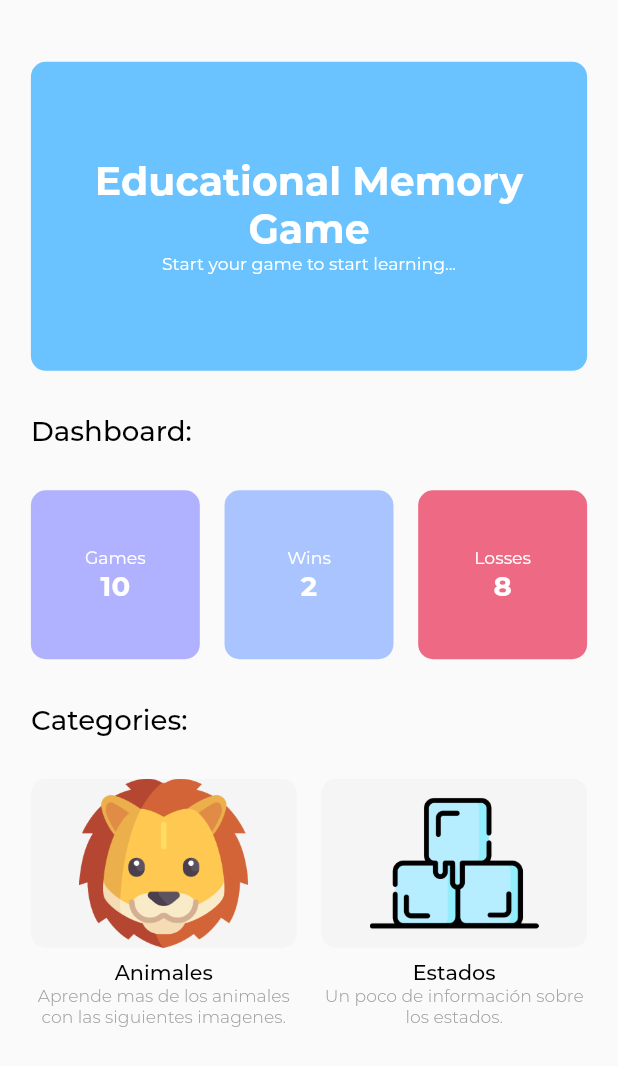
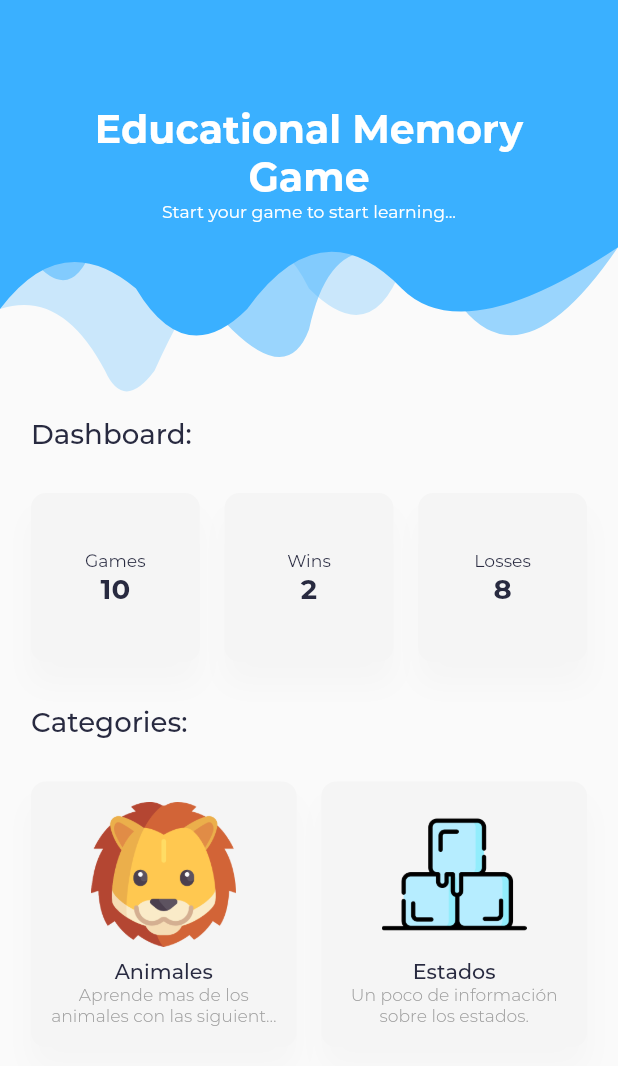
Before and after one commit to FranciscoRdz2001/memory_game_flutter_app, a Flutter app: the screen it shows after launch, on a phone screen of 412 x 824 dp. Shown: the top 1066 px of the screen. Run offline on Flutter 3.47's test engine with Material 2 defaults, Android fonts, the phone set to English and light mode, and no system bars; project files that could hold a hidden picture were left out.

Commit message:
Homepage modified

```diff
--- a/lib/src/core/utils/constants.dart
+++ b/lib/src/core/utils/constants.dart
@@ -1,8 +1,14 @@
-import 'package:flutter/painting.dart';
+import 'package:flutter/material.dart';
 
 const Color accent = Color(0xff3AB0FF);
 
-
+List<BoxShadow> shadows = [
+    BoxShadow(
+      blurRadius: 15,
+      color: Colors.grey[100]!,
+      offset: const Offset(0, 15)
+    )
+];
 
 // PATHS
 
--- a/lib/src/core/utils/styles.dart
+++ b/lib/src/core/utils/styles.dart
@@ -12,24 +12,24 @@ class TextStyles{
     );
   }
 
-  static TextStyle w700(final double size, [Color color = Colors.black])
+  static TextStyle w700(final double size, [Color color = const Color(0xff282a40)])
     => _fontBase(size, color = color).copyWith(fontWeight: FontWeight.w700);
 
-  static TextStyle w600(final double size, [Color color = Colors.black])
+  static TextStyle w600(final double size, [Color color = const Color(0xff282a40)])
     => _fontBase(size, color = color).copyWith(fontWeight: FontWeight.w600);
 
-  static TextStyle w500(final double size, [Color color = Colors.black])
+  static TextStyle w500(final double size, [Color color = const Color(0xff282a40)])
     => _fontBase(size, color = color).copyWith(fontWeight: FontWeight.w500);
 
-  static TextStyle w400(final double size, [Color color = Colors.black])
+  static TextStyle w400(final double size, [Color color = const Color(0xff282a40)])
     => _fontBase(size, color = color).copyWith(fontWeight: FontWeight.w400);
 
-  static TextStyle w300(final double size, [Color color = Colors.black])
+  static TextStyle w300(final double size, [Color color = const Color(0xff282a40)])
     => _fontBase(size, color = color).copyWith(fontWeight: FontWeight.w300);
 
-  static TextStyle w200(final double size, [Color color = Colors.black])
+  static TextStyle w200(final double size, [Color color = const Color(0xff282a40)])
     => _fontBase(size, color = color).copyWith(fontWeight: FontWeight.w200);
 
-  static TextStyle w100(final double size, [Color color = Colors.black])
+  static TextStyle w100(final double size, [Color color = const Color(0xff282a40)])
     => _fontBase(size, color = color).copyWith(fontWeight: FontWeight.w100);
 }
--- a/lib/src/presentation/views/home_page.dart
+++ b/lib/src/presentation/views/home_page.dart
@@ -1,5 +1,6 @@
 import 'package:flutter/material.dart';
 import 'package:memoram_app/src/core/utils/constants.dart';
+import 'package:memoram_app/src/presentation/widgets/header_painter.dart';
 import '../../data/models/dashboard_item_model.dart';
 import '../widgets/custom_title_header.dart';
 import '../../game_logic/game_logic.dart';
@@ -26,13 +27,13 @@ class _HomePageState extends State<HomePage> {
 
   List<DashboardItemModel> dashboardItems = const [
     DashboardItemModel(
-      title: 'Games', value: '10', bgColor: Color(0xffB1B2FF)
+      title: 'Games', value: '10', bgColor: Color(0xffe3e4fd)
     ),
     DashboardItemModel(
-      title: 'Wins', value: '2', bgColor: Color(0xffAAC4FF)
+      title: 'Wins', value: '2', bgColor: Color(0xffe3e4fd)
     ),
     DashboardItemModel(
-      title: 'Losses', value: '8', bgColor: Color(0xffEE6983)
+      title: 'Losses', value: '8', bgColor: Color(0xffe3e4fd)
     ),
   ];
 
@@ -45,7 +46,9 @@ class _HomePageState extends State<HomePage> {
     final ResponsiveUtil resp = ResponsiveUtil.of(context);
 
     return Scaffold(
-      body: Padding(
+      body: CustomPaint(
+        painter: const HeaderPainter(),
+        child: Padding(
           padding: EdgeInsets.only(
             left: resp.lPadding,
             right: resp.rPadding,
@@ -62,17 +65,22 @@ class _HomePageState extends State<HomePage> {
                     crossAxisAlignment: CrossAxisAlignment.start,
                     mainAxisAlignment: MainAxisAlignment.start,
                     children: [
-                    const CustomTitleHeader(
-                      title: 'Educational Memory Game',
-                      subTitle: 'Start your game to start learning...',
-                      color: accent
+                      Expanded(
+                        flex: 1,
+                        child: Column(
+                          children: [
+                            SizedBox(height: resp.separatorHeight),
+                            Text('Educational Memory Game', textAlign: TextAlign.center, style: TextStyles.w700(resp.dp(2.85), Colors.white)),
+                            Text('Start your game to start learning...', textAlign: TextAlign.center, style: TextStyles.w400(resp.dp(1.25), Colors.white)),
+                          ],
+                        ),
                       ),
                       SizedBox(height: resp.separatorHeight),
                       Text('Dashboard:', textAlign: TextAlign.center, style: TextStyles.w500(resp.dp(2))),
                       SizedBox(height: resp.separatorHeight),
 
                       FlexibleGridView(
-                      items: dashboardItems.map((i) => DashboardContainer(bgColor: i.bgColor, title: i.title, value: i.value)).toList(),
+                        items: dashboardItems.map((i) => DashboardContainer(bgColor: Colors.grey[100]!, title: i.title, value: i.value)).toList(),
                         crossAxisCount: 3,
                       ),
 
@@ -91,6 +99,7 @@ class _HomePageState extends State<HomePage> {
             },
           ),
         ),
+      ),
     );
   }
 }
--- a/lib/src/presentation/widgets/category_container.dart
+++ b/lib/src/presentation/widgets/category_container.dart
@@ -24,25 +24,23 @@ class CategoryContainer extends StatelessWidget {
         Expanded(
           flex: 2,
           child: Container(
+            padding: EdgeInsets.symmetric(horizontal: resp.lPadding / 2, vertical: resp.tPadding / 3),
             width: double.infinity,
             decoration: BoxDecoration(
               color: Colors.grey[100],
               borderRadius: BorderRadius.circular(10),
+              boxShadow: shadows
             ),
-            child: Image.asset('$iconsImagesPath/${category.icon}.png', fit: BoxFit.contain)
+            child: Column(children: [
+              Expanded(
+                child: Image.asset('$iconsImagesPath/${category.icon}.png', fit: BoxFit.contain)
+              ),
+              SizedBox(height: resp.hp(1)),
+              Text(category.title, style: TextStyles.w500(resp.dp(1.5)), overflow: TextOverflow.ellipsis),
+              Text(category.description, textAlign: TextAlign.center, style: TextStyles.w300(resp.dp(1.25), Colors.grey), overflow: TextOverflow.ellipsis, maxLines: 2),
+            ])
           )
         ),
-        SizedBox(height: resp.hp(1)),
-        Expanded(
-          flex: 1,
-          child: Column(
-            crossAxisAlignment: CrossAxisAlignment.center,
-            children: [
-              Text(category.title, style: TextStyles.w500(resp.dp(1.5)), overflow: TextOverflow.ellipsis),
-              Text(category.description, textAlign: TextAlign.center, style: TextStyles.w300(resp.dp(1.25), Colors.grey), overflow: TextOverflow.ellipsis, maxLines: 2),
-            ],
-          ),
-        )
       ],
     );
   }
--- a/lib/src/presentation/widgets/custom_title_header.dart
+++ b/lib/src/presentation/widgets/custom_title_header.dart
@@ -25,7 +25,7 @@ class CustomTitleHeader extends StatelessWidget {
       height: resp.hp(25),
       width: resp.width,
       decoration: BoxDecoration(
-        color: color.withOpacity(0.75),
+        color: color,
         borderRadius: const BorderRadius.all(Radius.circular(10)),
       ),
       child: Column(
--- a/lib/src/presentation/widgets/dashboard_container.dart
+++ b/lib/src/presentation/widgets/dashboard_container.dart
@@ -1,4 +1,5 @@
 import 'package:flutter/material.dart';
+import 'package:memoram_app/src/core/utils/constants.dart';
 import '../../core/utils/responsive.dart';
 
 import '../../core/utils/styles.dart';
@@ -25,14 +26,15 @@ class DashboardContainer extends StatelessWidget {
     return Container(
       decoration: BoxDecoration(
         color: bgColor,
-        borderRadius: BorderRadius.circular(10)
+        borderRadius: BorderRadius.circular(10),
+        boxShadow: shadows
       ),
       child: Column(
         crossAxisAlignment: CrossAxisAlignment.center,
         mainAxisAlignment: MainAxisAlignment.center,
         children: [
-          Text(title, textAlign: TextAlign.center, style: TextStyles.w400(resp.dp(1.25), Colors.white)),
-          Text(value, textAlign: TextAlign.center, style: TextStyles.w700(resp.dp(2), Colors.white)),
+          Text(title, textAlign: TextAlign.center, style: TextStyles.w400(resp.dp(1.25))),
+          Text(value, textAlign: TextAlign.center, style: TextStyles.w700(resp.dp(2))),
         ],
       ),
     );
```
Also changed, not shown: lib/src/presentation/views/test_widgets.dart (added, +23 -0 lines), lib/src/presentation/widgets/header_painter.dart (added, +59 -0 lines). Lines whose indentation alone changed are shown as unchanged.
